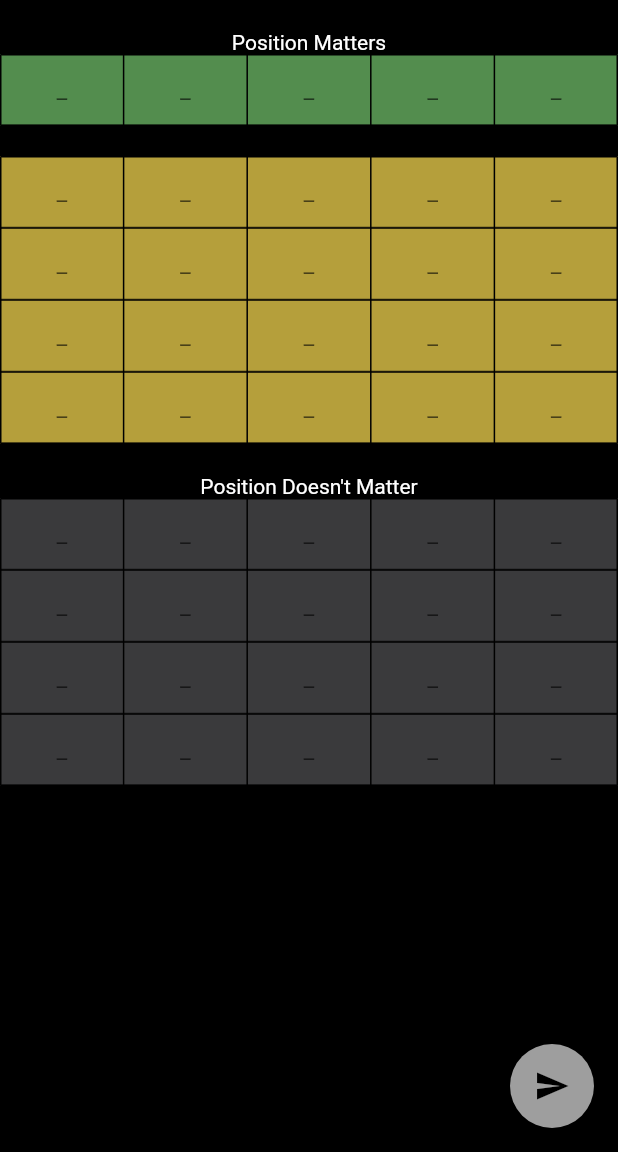
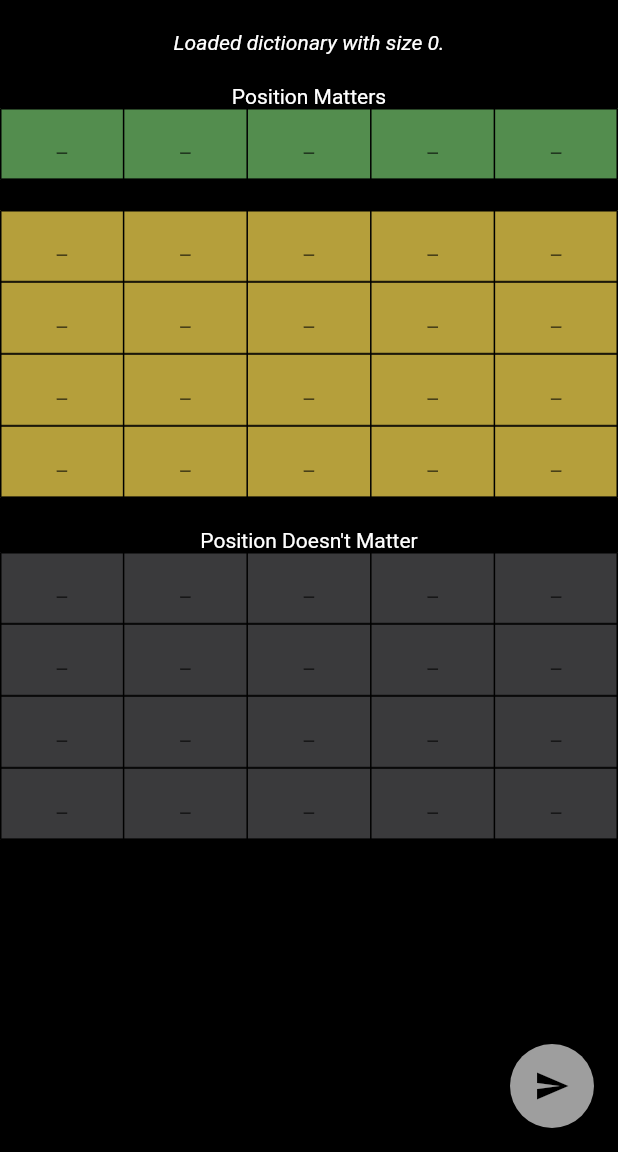
Before and after one commit to heronyang/eldrow, a Flutter app: the screen it shows after launch, on a phone screen of 412 x 824 dp, the part 84-1236 px from its top. Run offline on Flutter 3.47's test engine with Material 2 defaults, Android fonts, the light colour scheme and no system bars; statements that could not run were skipped; project files that could hold a hidden picture were left out.

Commit message:
Add dictionary to main page.

```diff
--- /dev/null
+++ b/lib/dictionary.dart
@@ -0,0 +1,17 @@
+import 'dart:async' show Future;
+import 'dart:convert';
+import 'package:flutter/services.dart' show rootBundle;
+
+class Dictionary {
+  static List<String> words = [];
+
+  Future<String> init() async {
+    words =
+        LineSplitter().convert(await rootBundle.loadString('dictionary.txt'));
+    return "Loaded dictionary with size ${words.length}.";
+  }
+
+  List<String> getWords() {
+    return words;
+  }
+}
--- a/lib/main.dart
+++ b/lib/main.dart
@@ -44,7 +44,9 @@ class _MainPageState extends State<MainPage> {
   final List<TextEditingController> _greyControllers =
       List.generate(20, (i) => TextEditingController());
 
-  var dictionary = Dictionary();
+  var _dictionary = Dictionary();
+
+  String _message = "Loading...";
 
   @override
   void dispose() {
@@ -65,9 +67,10 @@ class _MainPageState extends State<MainPage> {
   @override
   initState() {
     super.initState();
-    dictionary.init().then((result) {
-      print("result: $result");
-      setState(() {});
+    _dictionary.init().then((result) {
+      setState(() {
+        _message = result;
+      });
     });
   }
 
@@ -95,6 +98,11 @@ class _MainPageState extends State<MainPage> {
       ),
       backgroundColor: Colors.black,
       body: Column(children: [
+        SizedBox(height: 20),
+        Text(
+          '$_message',
+          style: TextStyle(fontStyle: FontStyle.italic),
+        ),
         SizedBox(height: 20),
         Text('Position Matters'),
         _buildCorrectLetterCorrectSpotInputTable(),
```
